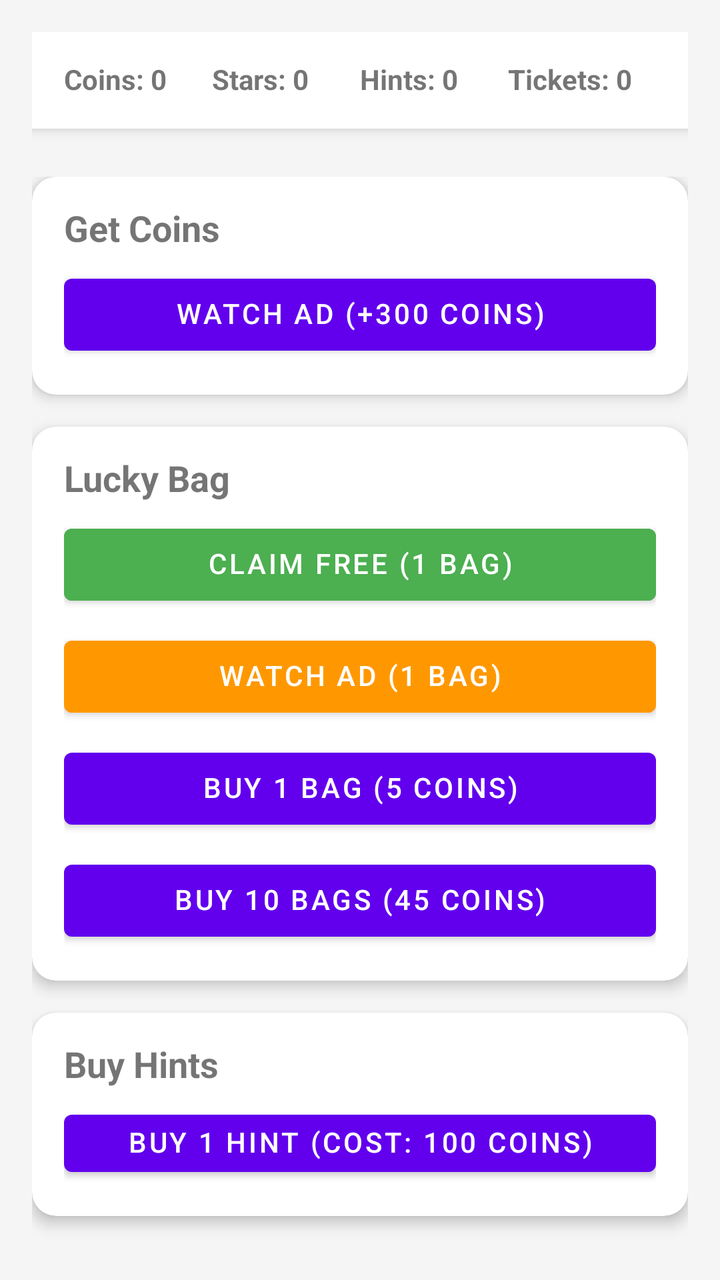
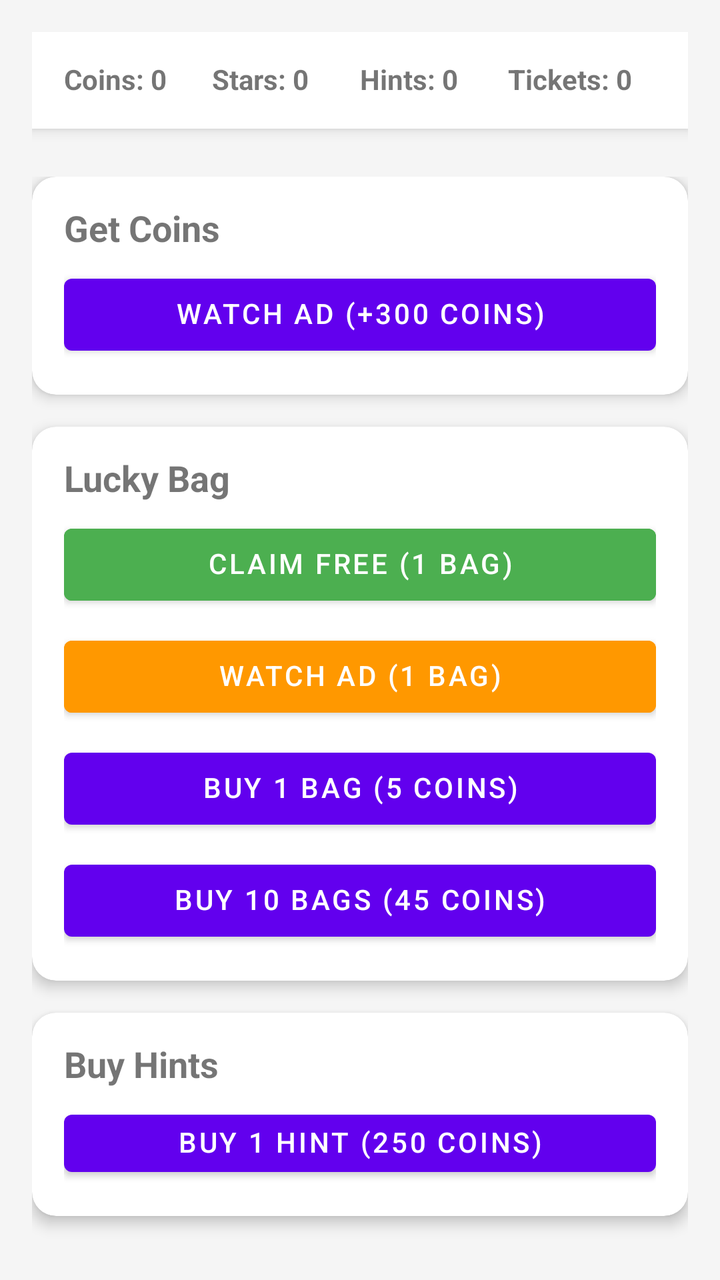

An Android layout rendered at two revisions. The XML below is the earlier revision; the diff shows what the commit changed to produce the second picture.
<!-- AndroidManifest.xml: application theme Theme.Main -->
<!-- res/layout/activity_shop.xml -->
<?xml version="1.0" encoding="utf-8"?>
<layout xmlns:android="http://schemas.android.com/apk/res/android"
    xmlns:app="http://schemas.android.com/apk/res-auto"
    xmlns:tools="http://schemas.android.com/tools">

    <data>
        <variable
            name="viewModel"
            type="com.fireants.template.ui.component.shop.ShopViewModel" />
    </data>

    <androidx.constraintlayout.widget.ConstraintLayout
        android:layout_width="match_parent"
        android:layout_height="match_parent"
        android:background="#F5F5F5"
        android:padding="16dp">

        
        <LinearLayout
            android:id="@+id/topBar"
            android:layout_width="match_parent"
            android:layout_height="wrap_content"
            android:background="#FFFFFF"
            android:elevation="4dp"
            android:orientation="horizontal"
            android:padding="16dp"
            app:layout_constraintTop_toTopOf="parent">

            <TextView
                android:id="@+id/tvCoins"
                android:layout_width="0dp"
                android:layout_height="wrap_content"
                android:layout_weight="1"
                android:text="Coins: 0"
                android:textStyle="bold" />

            <TextView
                android:id="@+id/tvStars"
                android:layout_width="0dp"
                android:layout_height="wrap_content"
                android:layout_weight="1"
                android:text="Stars: 0"
                android:textStyle="bold" />

            <TextView
                android:id="@+id/tvHints"
                android:layout_width="0dp"
                android:layout_height="wrap_content"
                android:layout_weight="1"
                android:text="Hints: 0"
                android:textStyle="bold" />

            <TextView
                android:id="@+id/tvTickets"
                android:layout_width="0dp"
                android:layout_height="wrap_content"
                android:layout_weight="1"
                android:text="Tickets: 0"
                android:textStyle="bold" />
        </LinearLayout>

        
        <LinearLayout
            android:layout_width="match_parent"
            android:layout_height="0dp"
            android:layout_marginTop="24dp"
            android:orientation="vertical"
            app:layout_constraintBottom_toBottomOf="parent"
            app:layout_constraintTop_toBottomOf="@id/topBar">

            
            <androidx.cardview.widget.CardView
                android:layout_width="match_parent"
                android:layout_height="wrap_content"
                android:layout_marginBottom="16dp"
                app:cardCornerRadius="12dp"
                app:cardElevation="4dp">
                <LinearLayout
                    android:layout_width="match_parent"
                    android:layout_height="wrap_content"
                    android:orientation="vertical"
                    android:padding="16dp">
                    <TextView
                        android:layout_width="match_parent"
                        android:layout_height="wrap_content"
                        android:text="Get Coins"
                        android:textSize="18sp"
                        android:textStyle="bold" />
                    <Button
                        android:id="@+id/btnWatchAd"
                        android:layout_width="match_parent"
                        android:layout_height="wrap_content"
                        android:layout_marginTop="8dp"
                        android:text="Watch Ad (+300 Coins)" />
                </LinearLayout>
            </androidx.cardview.widget.CardView>

            
            <androidx.cardview.widget.CardView
                android:layout_width="match_parent"
                android:layout_height="wrap_content"
                android:layout_marginBottom="16dp"
                app:cardCornerRadius="12dp"
                app:cardElevation="4dp">
                <LinearLayout
                    android:layout_width="match_parent"
                    android:layout_height="wrap_content"
                    android:orientation="vertical"
                    android:padding="16dp">
                    <TextView
                        android:layout_width="match_parent"
                        android:layout_height="wrap_content"
                        android:text="Lucky Bag"
                        android:textSize="18sp"
                        android:textStyle="bold" />
                    <Button
                        android:id="@+id/btnClaimFreeBag"
                        android:layout_width="match_parent"
                        android:layout_height="wrap_content"
                        android:layout_marginTop="8dp"
                        android:text="Claim Free (1 Bag)"
                        android:backgroundTint="#4CAF50" />
                    <Button
                        android:id="@+id/btnWatchAdBag"
                        android:layout_width="match_parent"
                        android:layout_height="wrap_content"
                        android:layout_marginTop="8dp"
                        android:text="Watch Ad (1 Bag)"
                        android:backgroundTint="#FF9800" />
                    <Button
                        android:id="@+id/btnBuy1Bag"
                        android:layout_width="match_parent"
                        android:layout_height="wrap_content"
                        android:layout_marginTop="8dp"
                        android:text="Buy 1 Bag (5 Coins)" />
                    <Button
                        android:id="@+id/btnBuy10Bags"
                        android:layout_width="match_parent"
                        android:layout_height="wrap_content"
                        android:layout_marginTop="8dp"
                        android:text="Buy 10 Bags (45 Coins)" />
                </LinearLayout>
            </androidx.cardview.widget.CardView>

            
            <androidx.cardview.widget.CardView
                android:layout_width="match_parent"
                android:layout_height="wrap_content"
                android:layout_marginBottom="16dp"
                app:cardCornerRadius="12dp"
                app:cardElevation="4dp">
                <LinearLayout
                    android:layout_width="match_parent"
                    android:layout_height="wrap_content"
                    android:orientation="vertical"
                    android:padding="16dp">
                    <TextView
                        android:layout_width="match_parent"
                        android:layout_height="wrap_content"
                        android:text="Buy Hints"
                        android:textSize="18sp"
                        android:textStyle="bold" />
                    <Button
                        android:id="@+id/btnBuyHint"
                        android:layout_width="match_parent"
                        android:layout_height="wrap_content"
                        android:layout_marginTop="8dp"
                        android:text="Buy 1 Hint (Cost: 100 Coins)" />
                </LinearLayout>
            </androidx.cardview.widget.CardView>

            
            <androidx.cardview.widget.CardView
                android:layout_width="match_parent"
                android:layout_height="wrap_content"
                app:cardCornerRadius="12dp"
                app:cardElevation="4dp">
                <LinearLayout
                    android:layout_width="match_parent"
                    android:layout_height="wrap_content"
                    android:orientation="vertical"
                    android:padding="16dp">
                    <TextView
                        android:layout_width="match_parent"
                        android:layout_height="wrap_content"
                        android:text="Unlock Random Paper"
                        android:textSize="18sp"
                        android:textStyle="bold" />
                    <Button
                        android:id="@+id/btnBuyPaper"
                        android:layout_width="match_parent"
                        android:layout_height="wrap_content"
                        android:layout_marginTop="8dp"
                        android:text="Buy Paper (Cost: 800 Coins)" />
                </LinearLayout>
            </androidx.cardview.widget.CardView>

        </LinearLayout>

    </androidx.constraintlayout.widget.ConstraintLayout>
</layout>
<!-- resources referenced by this layout -->
<resources>
  <style name="Theme.Main" parent="Theme.MaterialComponents.Light.NoActionBar">
          
          <item name="colorPrimary">@color/purple_500</item>
          <item name="colorPrimaryVariant">@color/purple_700</item>
          <item name="colorOnPrimary">@color/white</item>
          
          <item name="colorSecondary">@color/teal_200</item>
          <item name="colorSecondaryVariant">@color/teal_700</item>
          <item name="colorOnSecondary">@color/white</item>
          
          <item name="android:windowBackground">#F4F4F4</item>
          
          <item name="android:animateLayoutChanges">false</item>
  
          <item name="android:includeFontPadding">false</item>
      </style>
  <color name="purple_500">#FF6200EE</color>
  <color name="purple_700">#FF3700B3</color>
  <color name="white">#FFFFFFFF</color>
  <color name="teal_200">#FF03DAC5</color>
  <color name="teal_700">#FF018786</color>
</resources>

<!-- the commit's change to res/layout/activity_shop.xml (unified diff, before → after) -->
@@ -161,11 +161,23 @@
                         android:textSize="18sp"
                         android:textStyle="bold" />
                     <Button
-                        android:id="@+id/btnBuyHint"
-                        android:layout_width="match_parent"
-                        android:layout_height="wrap_content"
-                        android:layout_marginTop="8dp"
-                        android:text="Buy 1 Hint (Cost: 100 Coins)" />
+                        android:id="@+id/btnBuy1Hint"
+                        android:layout_width="match_parent"
+                        android:layout_height="wrap_content"
+                        android:layout_marginTop="8dp"
+                        android:text="Buy 1 Hint (250 Coins)" />
+                    <Button
+                        android:id="@+id/btnBuy3Hints"
+                        android:layout_width="match_parent"
+                        android:layout_height="wrap_content"
+                        android:layout_marginTop="8dp"
+                        android:text="Buy 3 Hints (637 Coins)" />
+                    <Button
+                        android:id="@+id/btnBuy5Hints"
+                        android:layout_width="match_parent"
+                        android:layout_height="wrap_content"
+                        android:layout_marginTop="8dp"
+                        android:text="Buy 5 Hints (1000 Coins)" />
                 </LinearLayout>
             </androidx.cardview.widget.CardView>
 
